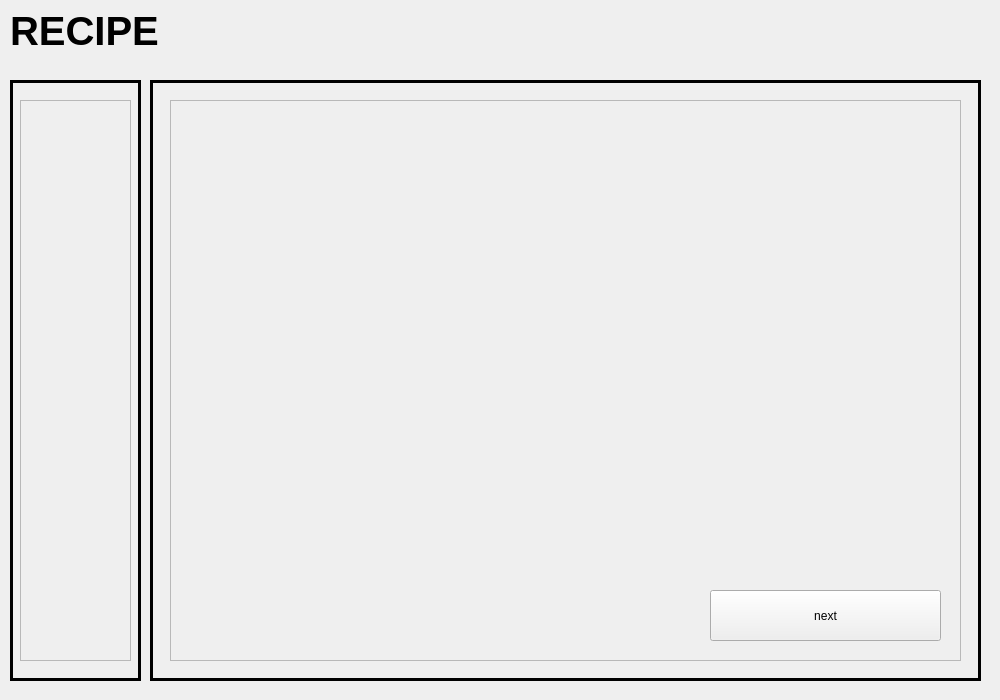
Before: the Qt Designer form s2Recipe.ui in ReneeTong/a8-edu-app, drawn with Qt 5.
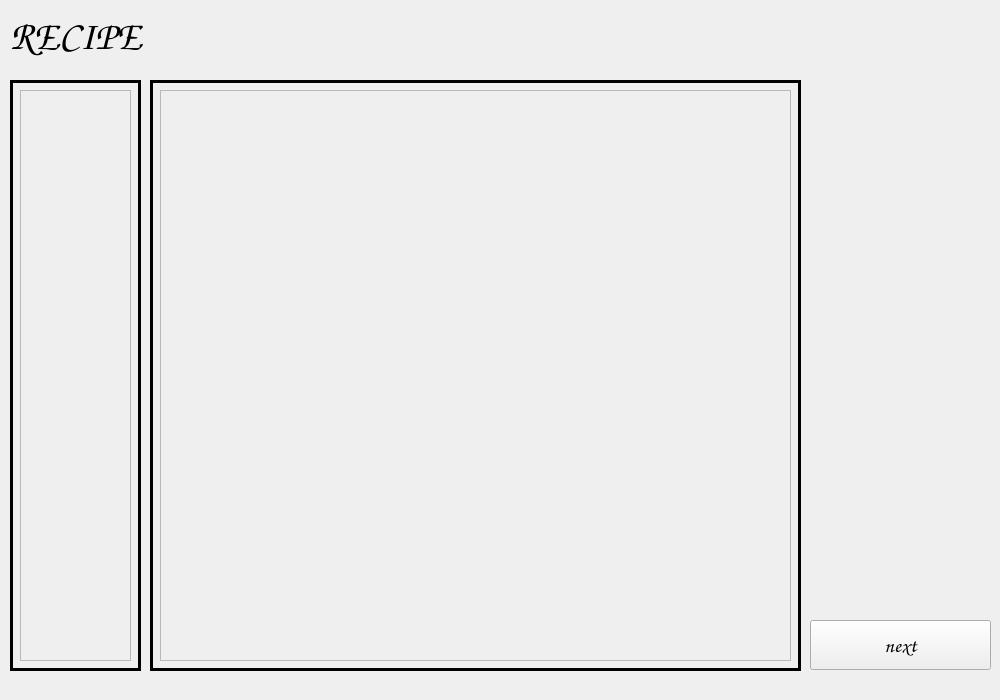
After: the same form once the commit is applied. Custom widgets are drawn as their Qt base class.

Patch:
```diff
--- a/s2Recipe.ui
+++ b/s2Recipe.ui
@@ -19,7 +19,7 @@
      <x>10</x>
      <y>80</y>
      <width>131</width>
-     <height>601</height>
+     <height>591</height>
     </rect>
    </property>
    <property name="frameShape">
@@ -35,9 +35,9 @@
     <property name="geometry">
      <rect>
       <x>10</x>
-      <y>20</y>
+      <y>10</y>
       <width>111</width>
-      <height>561</height>
+      <height>571</height>
      </rect>
     </property>
     <property name="widgetResizable">
@@ -52,7 +52,7 @@
        <x>0</x>
        <y>0</y>
        <width>109</width>
-       <height>559</height>
+       <height>569</height>
       </rect>
      </property>
     </widget>
@@ -63,8 +63,8 @@
     <rect>
      <x>150</x>
      <y>80</y>
-     <width>831</width>
-     <height>601</height>
+     <width>651</width>
+     <height>591</height>
     </rect>
    </property>
    <property name="frameShape">
@@ -79,10 +79,10 @@
    <widget class="ScrollCarousel" name="scrollArea_2">
     <property name="geometry">
      <rect>
-      <x>20</x>
-      <y>20</y>
-      <width>791</width>
-      <height>561</height>
+      <x>10</x>
+      <y>10</y>
+      <width>631</width>
+      <height>571</height>
      </rect>
     </property>
     <property name="widgetResizable">
@@ -99,25 +99,12 @@
       <rect>
        <x>0</x>
        <y>0</y>
-       <width>789</width>
-       <height>559</height>
+       <width>629</width>
+       <height>569</height>
       </rect>
      </property>
     </widget>
    </widget>
-   <widget class="QPushButton" name="nextBtn">
-    <property name="geometry">
-     <rect>
-      <x>560</x>
-      <y>510</y>
-      <width>231</width>
-      <height>51</height>
-     </rect>
-    </property>
-    <property name="text">
-     <string>next</string>
-    </property>
-   </widget>
   </widget>
   <widget class="QLabel" name="label">
    <property name="geometry">
@@ -125,11 +112,12 @@
      <x>10</x>
      <y>10</y>
      <width>981</width>
-     <height>41</height>
+     <height>51</height>
     </rect>
    </property>
    <property name="font">
     <font>
+     <family>Comic Sans MS</family>
      <pointsize>30</pointsize>
      <italic>false</italic>
      <bold>true</bold>
@@ -140,6 +128,26 @@
     <string>RECIPE</string>
    </property>
   </widget>
+  <widget class="QPushButton" name="nextBtn">
+   <property name="geometry">
+    <rect>
+     <x>810</x>
+     <y>620</y>
+     <width>181</width>
+     <height>50</height>
+    </rect>
+   </property>
+   <property name="font">
+    <font>
+     <family>Comic Sans MS</family>
+     <pointsize>16</pointsize>
+     <bold>true</bold>
+    </font>
+   </property>
+   <property name="text">
+    <string>next</string>
+   </property>
+  </widget>
  </widget>
  <customwidgets>
   <customwidget>
```
